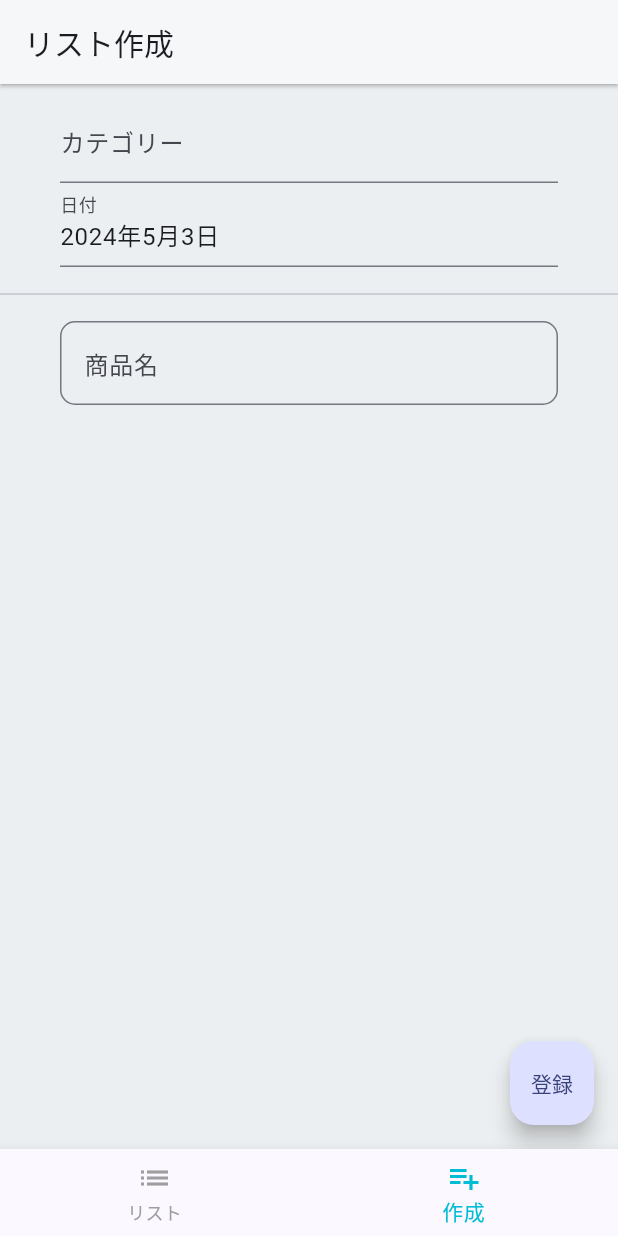
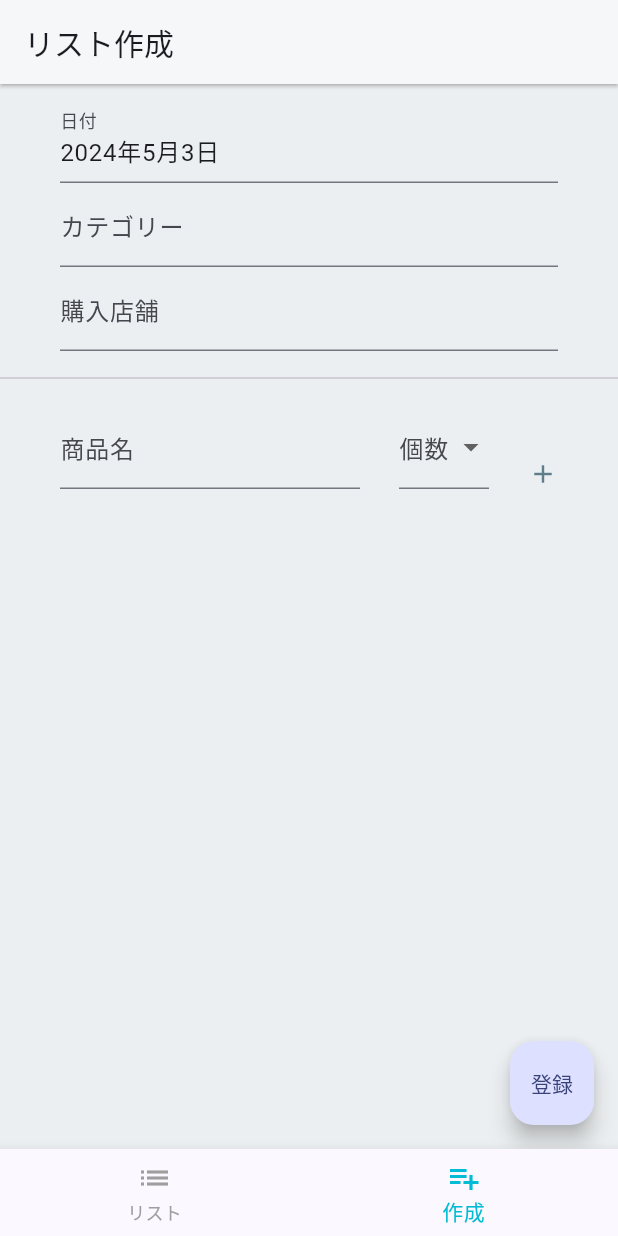
Before and after one commit to takumi3110/kauno, a Flutter app: the screen it shows after launch, item 2 of the bottom bar chosen, on a phone screen of 412 x 824 dp. Run offline on Flutter 3.47's test engine with Material 3 defaults, Android fonts, the phone set to English and light mode, and no system bars; our stand-ins replace flutter_datetime_picker_plus, sqflite; accounts and stored records are empty.

Commit message:
update: create list

```diff
--- a/lib/main.dart
+++ b/lib/main.dart
@@ -15,12 +15,12 @@ class MyApp extends StatelessWidget {
     return MaterialApp(
       title: 'kauno',
       theme: ThemeData(
-          colorScheme: ColorScheme.fromSeed(seedColor: Colors.indigo, brightness: Brightness.light),
+          colorScheme: ColorScheme.fromSeed(seedColor: Colors.indigo),
           useMaterial3: true,
           scaffoldBackgroundColor: Colors.blueGrey[50]
       ),
       darkTheme: ThemeData(
-          colorScheme: ColorScheme.fromSeed(seedColor: Colors.black, brightness: Brightness.dark),
+          colorScheme: ColorScheme.fromSeed(seedColor: Colors.black,),
           useMaterial3: true,
           scaffoldBackgroundColor: Colors.grey[50]
       ),
--- a/lib/view/list/create_list_page.dart
+++ b/lib/view/list/create_list_page.dart
@@ -16,22 +16,20 @@ class CreateListPage extends StatefulWidget {
 class _CreateListPageState extends State<CreateListPage> {
   TextEditingController categoryController = TextEditingController();
   TextEditingController dateController = TextEditingController();
+  TextEditingController shopController = TextEditingController();
   List<Map<String, dynamic>> itemControllers = [];
 
   final dateFormatter = DateFormat('yyyy年M月d日');
   DateTime _selectedDate = DateTime.now();
 
-  bool _isLoading = false;
+  final List<int> quantityList = List.generate(10, (index) => index + 1);
 
   @override
   void initState() {
     dateController.text = dateFormatter.format(_selectedDate);
-    itemControllers.add({
-      'name': TextEditingController()
-    });
+    itemControllers.add({'name': TextEditingController(), 'quantity': TextEditingController()});
     super.initState();
   }
-
 
   @override
   Widget build(BuildContext context) {
@@ -53,16 +51,8 @@ class _CreateListPageState extends State<CreateListPage> {
                     child: Column(
                       children: [
                         TextField(
-                          controller: categoryController,
-                          decoration: const InputDecoration(
-                              label: Text('カテゴリー')
-                          ),
-                        ),
-                        TextField(
                           controller: dateController,
-                          decoration: const InputDecoration(
-                              label: Text('日付')
-                          ),
+                          decoration: const InputDecoration(label: Text('日付')),
                           onTap: () {
                             FocusScope.of(context).requestFocus(FocusNode());
                             DatePicker.showDatePicker(
@@ -70,15 +60,21 @@ class _CreateListPageState extends State<CreateListPage> {
                                 context,
                                 showTitleActions: true,
                                 minTime: minDate,
-                                maxTime: maxDate,
-                                onConfirm: (DateTime date) {
+                                maxTime: maxDate, onConfirm: (DateTime date) {
                               dateController.text = dateFormatter.format(date);
                               setState(() {
                                 _selectedDate = date;
                               });
-                                }
-                            );
+                            });
                           },
+                        ),
+                        TextField(
+                          controller: categoryController,
+                          decoration: const InputDecoration(label: Text('カテゴリー')),
+                        ),
+                        TextField(
+                          controller: shopController,
+                          decoration: const InputDecoration(label: Text('購入店舗')),
                         )
                       ],
                     ),
@@ -93,34 +89,73 @@ class _CreateListPageState extends State<CreateListPage> {
                       child: ListView.builder(
                         itemCount: itemControllers.length,
                         itemBuilder: (context, index) {
-                          return Dismissible(
-                            onDismissed: (direction) {
-                              setState(() {
-                                itemControllers.removeAt(index);
-                              });
-                            },
-                            key: UniqueKey(),
-                            child: Padding(
+                          final isLast = index != itemControllers.length - 1;
+                          return Padding(
                             padding: const EdgeInsets.only(bottom: 10.0),
+                            child: Row(
+                              mainAxisAlignment: MainAxisAlignment.spaceBetween,
+                              crossAxisAlignment: CrossAxisAlignment.end,
+                              children: [
+                                SizedBox(
+                                  width: 200,
                                   child: TextField(
                                     controller: itemControllers[index]['name'],
-                                decoration: InputDecoration(
-                                    label: const Text('商品名'),
-                                    border: OutlineInputBorder(
-                                        borderRadius: BorderRadius.circular(10)
-                                    )
+                                    decoration: const InputDecoration(
+                                      label: Text('商品名'),
+                                      // border: OutlineInputBorder(
+                                      //     borderRadius: BorderRadius.circular(10)
+                                      // )
                                     ),
                                     onSubmitted: (_) {
-                                  if (itemControllers.last['name'].text.isNotEmpty) {
+                                      if (itemControllers.last['name'].text.isNotEmpty &&
+                                          itemControllers.last['quantity'].text.isNotEmpty) {
                                         setState(() {
-                                      itemControllers.add({
-                                        'name': TextEditingController()
-                                      }
-                                      );
+                                          itemControllers.add(
+                                              {'name': TextEditingController(), 'quantity': TextEditingController()});
                                         });
                                       }
                                     },
                                   ),
+                                ),
+                                SizedBox(
+                                  width: 60,
+                                  child: DropdownButtonFormField(
+                                      decoration: const InputDecoration(
+                                        label: Text('個数'),
+                                        // border: OutlineInputBorder(
+                                        //   borderRadius: BorderRadius.circular(10)
+                                        // )
+                                      ),
+                                      items: quantityList.map<DropdownMenuItem<int>>((int value) {
+                                        return DropdownMenuItem<int>(value: value, child: Text(value.toString()));
+                                      }).toList(),
+                                      onChanged: (int? value) {
+                                        itemControllers[index]['quantity'].text = value.toString();
+                                        setState(() {
+                                          if (itemControllers.last['name'].text.isNotEmpty &&
+                                              itemControllers.last['quantity'].text.isNotEmpty) {
+                                            itemControllers.add(
+                                                {'name': TextEditingController(), 'quantity': TextEditingController()});
+                                          }
+                                        });
+                                      }),
+                                ),
+                                GestureDetector(
+                                  onTap: () {
+                                    setState(() {
+                                      if (isLast) {
+                                        itemControllers.removeAt(index);
+                                      } else {
+                                        itemControllers.add({
+                                          'name': TextEditingController(),
+                                          'quantity': TextEditingController(),
+                                        });
+                                      }
+                                    });
+                                  },
+                                    child: Icon(isLast ? Icons.highlight_off: Icons.add, size: 20, color: Colors.blueGrey,)
+                                )
+                              ],
                             ),
                           );
                         },
@@ -135,16 +170,20 @@ class _CreateListPageState extends State<CreateListPage> {
       ),
       floatingActionButton: FloatingActionButton(
           onPressed: () async {
-            if (categoryController.text.isNotEmpty && itemControllers[0]['name'].text.isNotEmpty) {
+            if (categoryController.text.isNotEmpty) {
               List<Item> newTodos = [];
               for (var item in itemControllers) {
+                if (item['name'].text.isNotEmpty && item['quantity'].text.isNotEmpty) {
                   Item newTodo = Item(
                       category: categoryController.text,
+                      shop: shopController.text,
                       name: item['name'].text,
+                      quantity: int.parse(item['quantity'].text),
                       date: _selectedDate,
-                    isFinished: false
-                );
+                      isFinished: false,
+                      isDeleted: false);
                   newTodos.add(newTodo);
+                }
               }
               if (newTodos.isNotEmpty) {
                 var result = await ItemSqlite.insertItem(newTodos);
@@ -158,8 +197,7 @@ class _CreateListPageState extends State<CreateListPage> {
               }
             }
           },
-          child: const Text('登録')
-      ),
+          child: const Text('登録')),
     );
   }
 }
```
Also changed, not shown: lib/view/list/list_page.dart (+0 -28 lines). Lines whose indentation alone changed are shown as unchanged.
